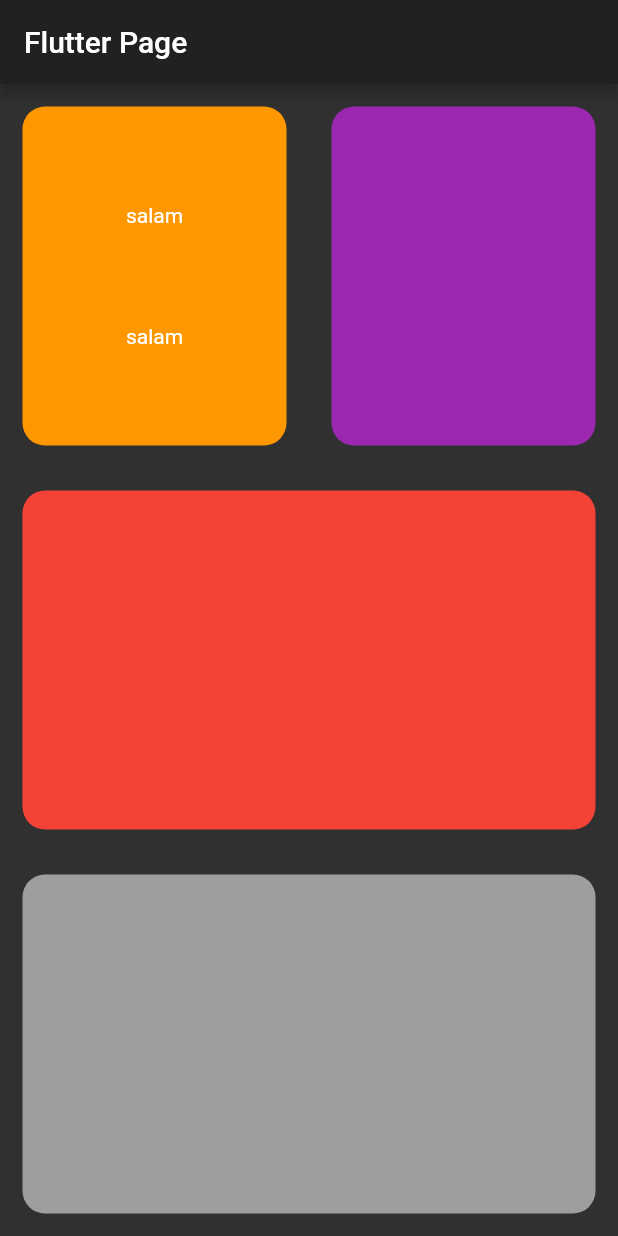
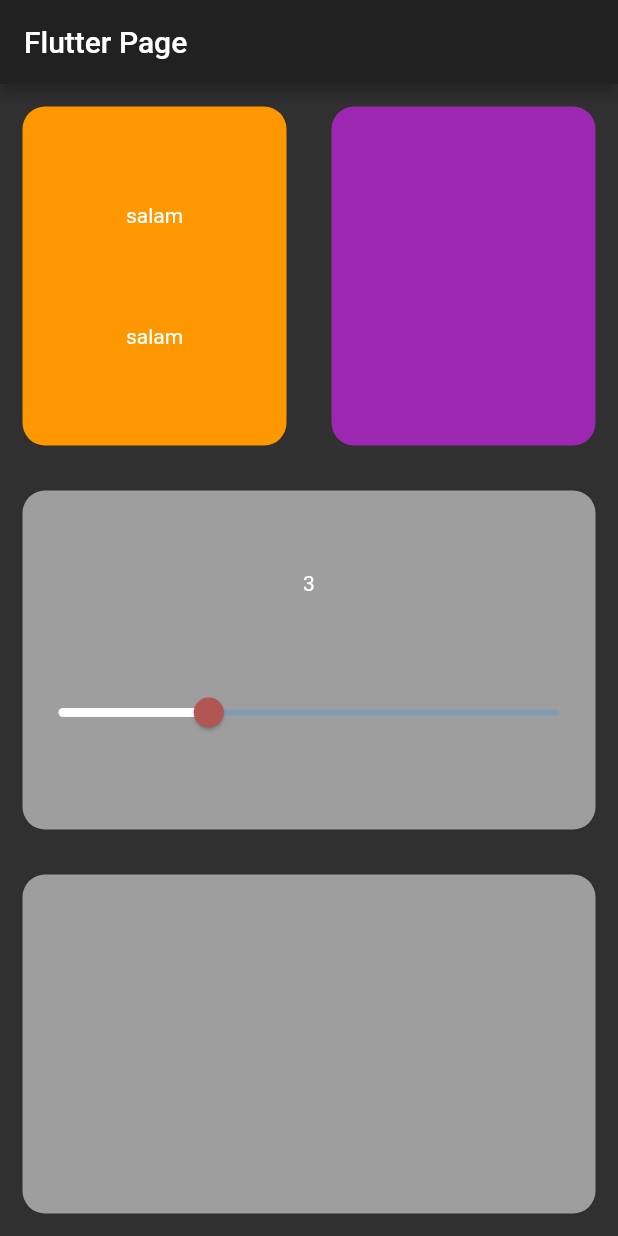
Before and after one commit to salam73/flutter_app4, a Flutter app: the screen it shows after launch, on a phone screen of 412 x 824 dp. Run offline on Flutter 3.47's test engine with Material 2 defaults, Android fonts, the phone set to English and light mode, and no system bars.

```diff
--- a/lib/homePage.dart
+++ b/lib/homePage.dart
@@ -1,3 +1,4 @@
+import 'package:flutter/cupertino.dart';
 import 'package:flutter/material.dart';
 
 class MyHomePage extends StatefulWidget {
@@ -10,6 +11,8 @@ class MyHomePage extends StatefulWidget {
 }
 
 class _MyHomePageState extends State<MyHomePage> {
+  int myValue = 3;
+
   @override
   Widget build(BuildContext context) {
     return Scaffold(
@@ -18,14 +21,7 @@ class _MyHomePageState extends State<MyHomePage> {
         // the App.build method, and use it to set our appbar title.
         title: Text(widget.title),
       ),
-        body: myBody()
-        // This trailing comma makes auto-formatting nicer for build methods.
-        );
-  }
-}
-
-Widget myBody() {
-  return Column(
+      body: Column(
         children: <Widget>[
           Expanded(
             child: Row(
@@ -35,7 +31,6 @@ Widget myBody() {
                   cardWidget: Column(
                     mainAxisAlignment: MainAxisAlignment.spaceEvenly,
                     children: <Widget>[
-
                       Text('salam'),
                       Text('salam'),
                     ],
@@ -48,13 +43,39 @@ Widget myBody() {
             ),
           ),
           MyWidget(
-        colour: Colors.red,
+            colour: Colors.grey,
+            cardWidget: Column(
+              mainAxisAlignment: MainAxisAlignment.spaceEvenly,
+              children: <Widget>[
+                Text(myValue.toString()),
+                SliderTheme(
+                  data: SliderTheme.of(context).copyWith(
+                    activeTrackColor: Colors.white,
+                    thumbColor: Color(0xffb15555),
+                    overlayColor: Color(0x29b15555),
+                  ),
+                  child: Slider(
+                    min: 0,
+                    max: 10,
+                    value: myValue.toDouble(),
+                    onChanged: (double newValue) {
+                      setState(() {
+                        myValue = newValue.round();
+                      });
+                    },
+                  ),
+                ),
+              ],
+            ),
           ),
           MyWidget(
             colour: Colors.grey,
           ),
         ],
+      ),
+      // This trailing comma makes auto-formatting nicer for build methods.
     );
+  }
 }
 
 class MyWidget extends StatelessWidget {
```
Lines whose indentation alone changed are shown as unchanged.
